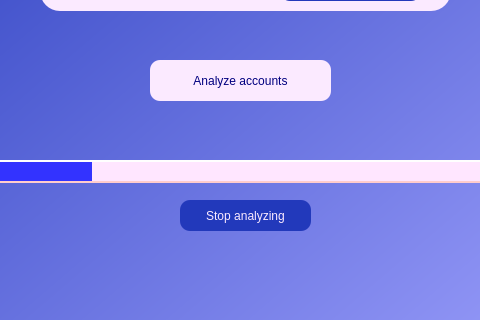
Above: appInterface.ui from luciarguezsant/SuicidePreventionAPP before the change; both pictures show x 220 to 700 and y 480 to 800 of the 930 by 800 pixel window. Below: the same form after it.
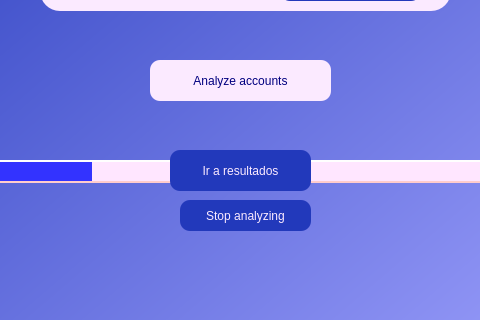
That is the form after the change. Icons and pictures are not drawn.

Diff of the .ui file:
```diff
--- a/appInterface.ui
+++ b/appInterface.ui
@@ -426,6 +426,29 @@
      <bool>true</bool>
     </property>
    </widget>
+   <widget class="QPushButton" name="goToResultsButton">
+    <property name="geometry">
+     <rect>
+      <x>390</x>
+      <y>630</y>
+      <width>141</width>
+      <height>41</height>
+     </rect>
+    </property>
+    <property name="styleSheet">
+     <string notr="true">border-style: outset;
+border-width: 0px;
+border-radius:10px;
+border-color: rgb(251, 234, 255);
+background-color: rgb(34, 57, 187);
+font: 11pt &quot;Space Grotesk&quot;;
+color: rgb(251, 234, 255);
+text-align: center;</string>
+    </property>
+    <property name="text">
+     <string>Ir a resultados</string>
+    </property>
+   </widget>
   </widget>
   <widget class="QMenuBar" name="menubar">
    <property name="geometry">
```
